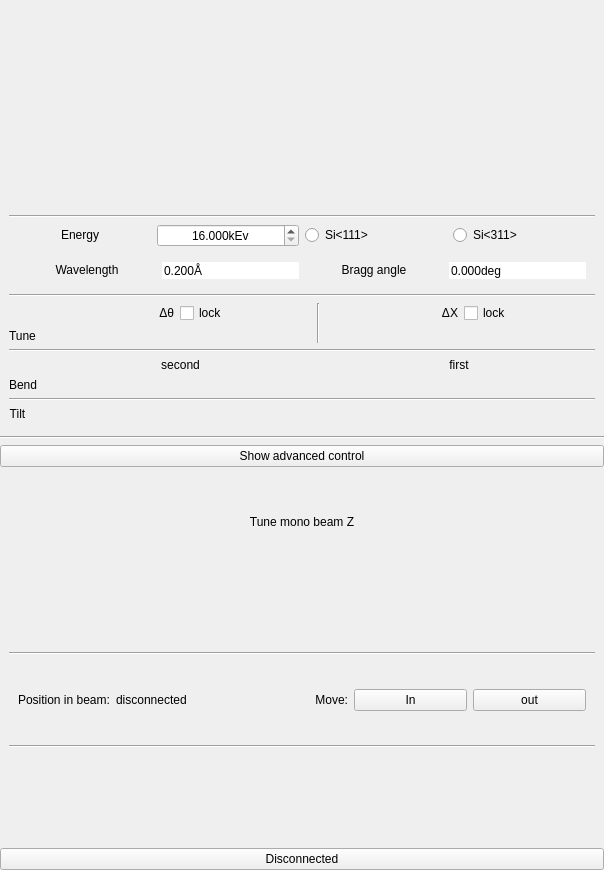
Qt form mono/monoGui/monoGui.ui (MatthewJCameron/imbl) before a commit.
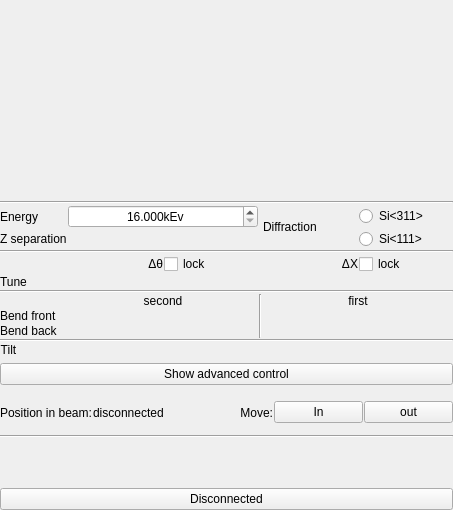
The same form after that commit. Icons and pictures are not drawn. Custom widgets are drawn as their Qt base class.

Diff of the .ui file:
```diff
--- a/mono/monoGui/monoGui.ui
+++ b/mono/monoGui/monoGui.ui
@@ -6,8 +6,8 @@
    <rect>
     <x>0</x>
     <y>0</y>
-    <width>604</width>
-    <height>870</height>
+    <width>453</width>
+    <height>510</height>
    </rect>
   </property>
   <property name="sizePolicy">
@@ -26,6 +26,12 @@
    <item>
     <widget class="QWidget" name="mainWdg" native="true">
      <layout class="QVBoxLayout" name="verticalLayout_2">
+      <property name="spacing">
+       <number>1</number>
+      </property>
+      <property name="margin">
+       <number>0</number>
+      </property>
       <item>
        <widget class="QWidget" name="scheme" native="true">
         <property name="sizePolicy">
@@ -53,24 +59,38 @@
        </widget>
       </item>
       <item>
-       <layout class="QHBoxLayout" name="horizontalLayout_2">
-        <item>
+       <layout class="QGridLayout" name="gridLayout">
+        <property name="spacing">
+         <number>1</number>
+        </property>
+        <item row="0" column="0">
          <widget class="QLabel" name="label">
-          <property name="sizePolicy">
-           <sizepolicy hsizetype="Preferred" vsizetype="Fixed">
-            <horstretch>0</horstretch>
-            <verstretch>0</verstretch>
-           </sizepolicy>
-          </property>
           <property name="text">
            <string>Energy</string>
           </property>
-          <property name="alignment">
-           <set>Qt::AlignCenter</set>
+         </widget>
+        </item>
+        <item row="0" column="4" rowspan="2">
+         <widget class="QLabel" name="label_5">
+          <property name="text">
+           <string>Diffraction</string>
           </property>
          </widget>
         </item>
-        <item>
+        <item row="0" column="5">
+         <widget class="QRadioButton" name="si311">
+          <property name="toolTip">
+           <string>For 31-195 kEv</string>
+          </property>
+          <property name="text">
+           <string>Si&lt;311&gt;</string>
+          </property>
+          <attribute name="buttonGroup">
+           <string notr="true">diffractions</string>
+          </attribute>
+         </widget>
+        </item>
+        <item row="0" column="1" colspan="2">
          <widget class="QMDoubleSpinBox" name="energy">
           <property name="toolTip">
            <string>Photon energy</string>
@@ -92,7 +112,17 @@
           </property>
          </widget>
         </item>
-        <item>
+        <item row="1" column="0">
+         <widget class="QLabel" name="label_3">
+          <property name="text">
+           <string>Z separation</string>
+          </property>
+         </widget>
+        </item>
+        <item row="1" column="1" colspan="2">
+         <widget class="Tuner" name="z2tuner" native="true"/>
+        </item>
+        <item row="1" column="5">
          <widget class="QRadioButton" name="si111">
           <property name="toolTip">
            <string>For 16-100 kEv</string>
@@ -105,145 +135,42 @@
           </attribute>
          </widget>
         </item>
-        <item>
-         <widget class="QRadioButton" name="si311">
-          <property name="toolTip">
-           <string>For 31-195 kEv</string>
-          </property>
-          <property name="text">
-           <string>Si&lt;311&gt;</string>
-          </property>
-          <attribute name="buttonGroup">
-           <string>diffractions</string>
-          </attribute>
-         </widget>
+        <item row="8" column="4" colspan="2">
+         <widget class="Tuner" name="bend1back" native="true"/>
         </item>
-       </layout>
-      </item>
-      <item>
-       <widget class="QWidget" name="widget_6" native="true">
-        <layout class="QGridLayout" name="gridLayout_4">
-         <item row="2" column="3">
-          <widget class="QMDoubleSpinBox" name="angle">
-           <property name="toolTip">
-            <string>Bragg angle</string>
-           </property>
-           <property name="frame">
-            <bool>false</bool>
-           </property>
-           <property name="readOnly">
-            <bool>true</bool>
-           </property>
-           <property name="buttonSymbols">
-            <enum>QAbstractSpinBox::NoButtons</enum>
-           </property>
-           <property name="suffix">
-            <string>deg</string>
-           </property>
-           <property name="decimals">
-            <number>3</number>
-           </property>
-           <property name="minimum">
-            <double>0.000000000000000</double>
-           </property>
-           <property name="maximum">
-            <double>15.000000000000000</double>
-           </property>
-          </widget>
-         </item>
-         <item row="2" column="1">
-          <widget class="QMDoubleSpinBox" name="wave">
-           <property name="toolTip">
-            <string>Wavelength</string>
-           </property>
-           <property name="frame">
-            <bool>false</bool>
-           </property>
-           <property name="readOnly">
-            <bool>true</bool>
-           </property>
-           <property name="buttonSymbols">
-            <enum>QAbstractSpinBox::NoButtons</enum>
-           </property>
-           <property name="suffix">
-            <string>Å</string>
-           </property>
-           <property name="decimals">
-            <number>3</number>
-           </property>
-           <property name="minimum">
-            <double>0.200000000000000</double>
-           </property>
-           <property name="maximum">
-            <double>2.000000000000000</double>
-           </property>
-          </widget>
-         </item>
-         <item row="2" column="0">
-          <widget class="QLabel" name="label_3">
-           <property name="sizePolicy">
-            <sizepolicy hsizetype="Preferred" vsizetype="Fixed">
-             <horstretch>0</horstretch>
-             <verstretch>0</verstretch>
-            </sizepolicy>
-           </property>
-           <property name="text">
-            <string>Wavelength</string>
-           </property>
-           <property name="alignment">
-            <set>Qt::AlignCenter</set>
-           </property>
-          </widget>
-         </item>
-         <item row="2" column="2">
-          <widget class="QLabel" name="label_5">
-           <property name="sizePolicy">
-            <sizepolicy hsizetype="Preferred" vsizetype="Fixed">
-             <horstretch>0</horstretch>
-             <verstretch>0</verstretch>
-            </sizepolicy>
-           </property>
-           <property name="text">
-            <string>Bragg angle</string>
-           </property>
-           <property name="alignment">
-            <set>Qt::AlignCenter</set>
-           </property>
-          </widget>
-         </item>
-        </layout>
-       </widget>
-      </item>
-      <item>
-       <widget class="Line" name="line">
-        <property name="orientation">
-         <enum>Qt::Horizontal</enum>
-        </property>
-       </widget>
-      </item>
-      <item>
-       <layout class="QGridLayout" name="gridLayout">
-        <item row="1" column="1" colspan="2">
-         <widget class="Tuner" name="tuneBragg" native="true">
+        <item row="4" column="0">
+         <widget class="QLabel" name="label_11">
           <property name="sizePolicy">
-           <sizepolicy hsizetype="Preferred" vsizetype="Fixed">
+           <sizepolicy hsizetype="Fixed" vsizetype="Preferred">
             <horstretch>0</horstretch>
             <verstretch>0</verstretch>
            </sizepolicy>
           </property>
+          <property name="text">
+           <string>Tune</string>
+          </property>
          </widget>
         </item>
-        <item row="1" column="4" colspan="2">
-         <widget class="Tuner" name="tuneX" native="true">
-          <property name="sizePolicy">
-           <sizepolicy hsizetype="Preferred" vsizetype="Fixed">
-            <horstretch>0</horstretch>
-            <verstretch>0</verstretch>
-           </sizepolicy>
+        <item row="7" column="4" colspan="2">
+         <widget class="Tuner" name="bend1front" native="true"/>
+        </item>
+        <item row="6" column="1" colspan="2">
+         <widget class="QLabel" name="label_8">
+          <property name="text">
+           <string>second</string>
           </property>
+          <property name="alignment">
+           <set>Qt::AlignCenter</set>
+          </property>
          </widget>
         </item>
-        <item row="0" column="1">
+        <item row="4" column="1" colspan="2">
+         <widget class="Tuner" name="tuneBragg" native="true"/>
+        </item>
+        <item row="4" column="4" colspan="2">
+         <widget class="Tuner" name="tuneX" native="true"/>
+        </item>
+        <item row="3" column="1">
          <widget class="QLabel" name="label_2">
           <property name="text">
            <string>Δθ</string>
@@ -253,7 +180,7 @@
           </property>
          </widget>
         </item>
-        <item row="0" column="4">
+        <item row="3" column="4">
          <widget class="QLabel" name="label_4">
           <property name="text">
            <string>ΔX</string>
@@ -263,7 +190,7 @@
           </property>
          </widget>
         </item>
-        <item row="0" column="2">
+        <item row="3" column="2">
          <widget class="QCheckBox" name="lockBragg">
           <property name="toolTip">
            <string>Keep value on energy change</string>
@@ -273,7 +200,7 @@
           </property>
          </widget>
         </item>
-        <item row="0" column="5">
+        <item row="3" column="5">
          <widget class="QCheckBox" name="lockX">
           <property name="toolTip">
            <string>Keep value on energy change</string>
@@ -283,91 +210,20 @@
           </property>
          </widget>
         </item>
-        <item row="0" column="3" rowspan="2">
-         <widget class="Line" name="line_4">
+        <item row="5" column="0" colspan="6">
+         <widget class="Line" name="line_2">
           <property name="orientation">
-           <enum>Qt::Vertical</enum>
+           <enum>Qt::Horizontal</enum>
           </property>
          </widget>
         </item>
-        <item row="1" column="0">
-         <widget class="QLabel" name="label_11">
-          <property name="sizePolicy">
-           <sizepolicy hsizetype="Fixed" vsizetype="Preferred">
-            <horstretch>0</horstretch>
-            <verstretch>0</verstretch>
-           </sizepolicy>
-          </property>
-          <property name="text">
-           <string>Tune</string>
-          </property>
-         </widget>
+        <item row="8" column="1" colspan="2">
+         <widget class="Tuner" name="bend2back" native="true"/>
         </item>
-       </layout>
-      </item>
-      <item>
-       <widget class="Line" name="line_2">
-        <property name="orientation">
-         <enum>Qt::Horizontal</enum>
-        </property>
-       </widget>
-      </item>
-      <item>
-       <layout class="QGridLayout" name="gridLayout_2">
-        <item row="1" column="1">
-         <widget class="Tuner" name="bend2" native="true">
-          <property name="sizePolicy">
-           <sizepolicy hsizetype="Preferred" vsizetype="Fixed">
-            <horstretch>0</horstretch>
-            <verstretch>0</verstretch>
-           </sizepolicy>
-          </property>
-         </widget>
+        <item row="10" column="1" colspan="2">
+         <widget class="Tuner" name="tilt2" native="true"/>
         </item>
-        <item row="1" column="2">
-         <widget class="Tuner" name="bend1" native="true">
-          <property name="sizePolicy">
-           <sizepolicy hsizetype="Preferred" vsizetype="Fixed">
-            <horstretch>0</horstretch>
-            <verstretch>0</verstretch>
-           </sizepolicy>
-          </property>
-         </widget>
-        </item>
-        <item row="0" column="1">
-         <widget class="QLabel" name="label_8">
-          <property name="text">
-           <string>second</string>
-          </property>
-          <property name="alignment">
-           <set>Qt::AlignCenter</set>
-          </property>
-         </widget>
-        </item>
-        <item row="0" column="2">
-         <widget class="QLabel" name="label_9">
-          <property name="text">
-           <string>first</string>
-          </property>
-          <property name="alignment">
-           <set>Qt::AlignCenter</set>
-          </property>
-         </widget>
-        </item>
-        <item row="1" column="0">
-         <widget class="QLabel" name="label_17">
-          <property name="sizePolicy">
-           <sizepolicy hsizetype="Fixed" vsizetype="Preferred">
-            <horstretch>0</horstretch>
-            <verstretch>0</verstretch>
-           </sizepolicy>
-          </property>
-          <property name="text">
-           <string>Bend</string>
-          </property>
-         </widget>
-        </item>
-        <item row="3" column="0">
+        <item row="10" column="0">
          <widget class="QLabel" name="label_10">
           <property name="sizePolicy">
            <sizepolicy hsizetype="Fixed" vsizetype="Preferred">
@@ -383,45 +239,68 @@
           </property>
          </widget>
         </item>
-        <item row="3" column="1">
-         <widget class="Tuner" name="tilt2" native="true">
+        <item row="7" column="0">
+         <widget class="QLabel" name="label_17">
           <property name="sizePolicy">
-           <sizepolicy hsizetype="Preferred" vsizetype="Fixed">
+           <sizepolicy hsizetype="Fixed" vsizetype="Preferred">
             <horstretch>0</horstretch>
             <verstretch>0</verstretch>
            </sizepolicy>
           </property>
+          <property name="text">
+           <string>Bend front</string>
+          </property>
          </widget>
         </item>
-        <item row="3" column="2">
-         <widget class="Tuner" name="tilt1" native="true">
-          <property name="sizePolicy">
-           <sizepolicy hsizetype="Preferred" vsizetype="Fixed">
-            <horstretch>0</horstretch>
-            <verstretch>0</verstretch>
-           </sizepolicy>
+        <item row="8" column="0">
+         <widget class="QLabel" name="label_6">
+          <property name="text">
+           <string>Bend back</string>
           </property>
          </widget>
         </item>
-        <item row="2" column="0" colspan="3">
-         <widget class="Line" name="line_3">
+        <item row="6" column="4" colspan="2">
+         <widget class="QLabel" name="label_9">
+          <property name="text">
+           <string>first</string>
+          </property>
+          <property name="alignment">
+           <set>Qt::AlignCenter</set>
+          </property>
+         </widget>
+        </item>
+        <item row="7" column="1" colspan="2">
+         <widget class="Tuner" name="bend2front" native="true"/>
+        </item>
+        <item row="10" column="4" colspan="2">
+         <widget class="Tuner" name="tilt1" native="true"/>
+        </item>
+        <item row="9" column="0" colspan="6">
+         <widget class="Line" name="line_7">
           <property name="orientation">
            <enum>Qt::Horizontal</enum>
           </property>
          </widget>
         </item>
+        <item row="2" column="0" colspan="6">
+         <widget class="Line" name="line">
+          <property name="orientation">
+           <enum>Qt::Horizontal</enum>
+          </property>
+         </widget>
+        </item>
+        <item row="6" column="3" rowspan="3">
+         <widget class="Line" name="line_4">
+          <property name="orientation">
+           <enum>Qt::Vertical</enum>
+          </property>
+         </widget>
+        </item>
        </layout>
       </item>
      </layout>
     </widget>
    </item>
-   <item>
-    <widget class="Line" name="line_7">
-     <property name="orientation">
-      <enum>Qt::Horizontal</enum>
-     </property>
-    </widget>
-   </item>
    <item>
     <widget class="QPushButton" name="advanced_pb">
      <property name="text">
@@ -438,39 +317,12 @@
       </sizepolicy>
      </property>
      <layout class="QVBoxLayout" name="verticalLayout_3">
-      <item>
-       <widget class="QLabel" name="label_13">
-        <property name="sizePolicy">
-         <sizepolicy hsizetype="Preferred" vsizetype="Minimum">
-          <horstretch>0</horstretch>
-          <verstretch>0</verstretch>
-         </sizepolicy>
-        </property>
-        <property name="text">
-         <string>Tune mono beam Z</string>
-        </property>
-        <property name="alignment">
-         <set>Qt::AlignCenter</set>
-        </property>
-       </widget>
-      </item>
-      <item>
-       <widget class="Tuner" name="z2tuner" native="true">
-        <property name="sizePolicy">
-         <sizepolicy hsizetype="Preferred" vsizetype="Minimum">
-          <horstretch>0</horstretch>
-          <verstretch>0</verstretch>
-         </sizepolicy>
-        </property>
-       </widget>
-      </item>
-      <item>
-       <widget class="Line" name="line_8">
-        <property name="orientation">
-         <enum>Qt::Horizontal</enum>
-        </property>
-       </widget>
-      </item>
+      <property name="spacing">
+       <number>1</number>
+      </property>
+      <property name="margin">
+       <number>0</number>
+      </property>
       <item>
        <widget class="QWidget" name="inout" native="true">
         <property name="sizePolicy">
@@ -480,6 +332,12 @@
          </sizepolicy>
         </property>
         <layout class="QHBoxLayout" name="horizontalLayout">
+         <property name="spacing">
+          <number>1</number>
+         </property>
+         <property name="margin">
+          <number>0</number>
+         </property>
          <item>
           <widget class="QLabel" name="label_14">
            <property name="sizePolicy">
```
Left out of the diff: 2 changed lines with no effect on the pictures.
